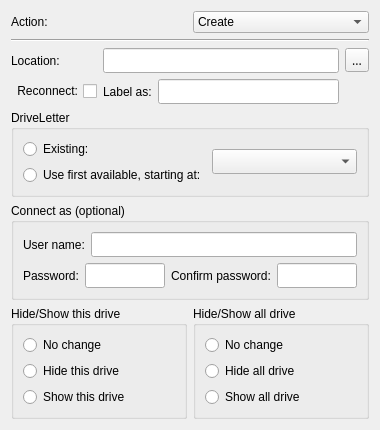
august-alt/gpui, file src/plugins/preferences/drives/driveswidget.ui: the form before one commit.
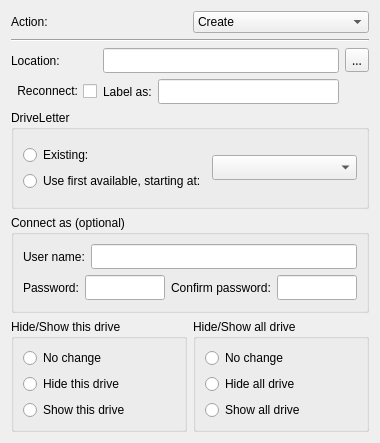
The form after the commit.

Diff of the .ui file:
```diff
--- a/src/plugins/preferences/drives/driveswidget.ui
+++ b/src/plugins/preferences/drives/driveswidget.ui
@@ -7,7 +7,7 @@
     <x>0</x>
     <y>0</y>
     <width>380</width>
-    <height>413</height>
+    <height>443</height>
    </rect>
   </property>
   <property name="windowTitle">
@@ -143,7 +143,7 @@
      </property>
      <layout class="QVBoxLayout" name="verticalLayout_4">
       <item>
-       <layout class="QHBoxLayout" name="horizontalLayout_3">
+       <layout class="QHBoxLayout" name="horizontalLayout">
         <item>
          <layout class="QVBoxLayout" name="verticalLayout_3">
           <item>
@@ -163,13 +163,16 @@
          </layout>
         </item>
         <item>
-         <widget class="QComboBox" name="comboBox_2">
+         <widget class="QComboBox" name="driveComboBox">
           <property name="font">
            <font>
             <family>Sans Serif</family>
             <pointsize>9</pointsize>
            </font>
           </property>
+          <property name="currentText">
+           <string/>
+          </property>
          </widget>
         </item>
        </layout>
@@ -207,9 +210,9 @@
        </widget>
       </item>
       <item row="1" column="0" colspan="2">
-       <layout class="QHBoxLayout" name="horizontalLayout">
+       <layout class="QHBoxLayout" name="userLayout">
         <item>
-         <widget class="QLabel" name="label_6">
+         <widget class="QLabel" name="passwordLabel">
           <property name="text">
            <string>Password:</string>
           </property>
@@ -219,7 +222,7 @@
          </widget>
         </item>
         <item>
-         <widget class="QLineEdit" name="lineEdit_5">
+         <widget class="QLineEdit" name="passwordLineEdit">
           <property name="font">
            <font>
             <family>Sans Serif</family>
@@ -232,7 +235,7 @@
          </widget>
         </item>
         <item>
-         <widget class="QLabel" name="label_5">
+         <widget class="QLabel" name="confirmPasswordLabel">
           <property name="text">
            <string>Confirm password:</string>
           </property>
@@ -242,7 +245,7 @@
          </widget>
         </item>
         <item>
-         <widget class="QLineEdit" name="lineEdit_3">
+         <widget class="QLineEdit" name="confirmPasswordLineEdit">
           <property name="font">
            <font>
             <family>Sans Serif</family>
```
Left out of the diff: 42 changed lines with no effect on the pictures.
